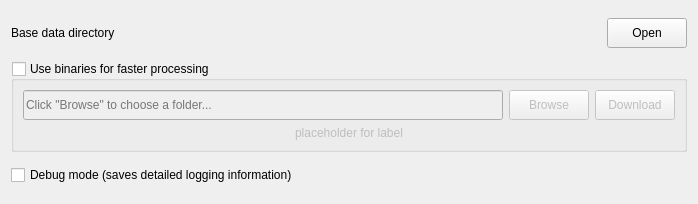
First picture: the form in LDMP/gui/WidgetSettingsAdvanced.ui, repository ConservationInternational/trends.earth, before the edit.
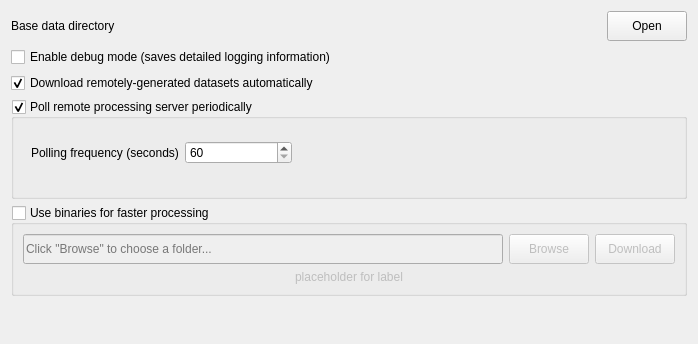
Second picture: the form after the edit. Custom widgets are drawn as their Qt base class.

Commit message:
Add settings for download and remote polling frequency (#442)
Major refactor of plugin internals in order to enable correct behavior for local and remote polling.

Features that are now working:

- Able to change remote polling frequency
- Able to enable/disable automatic download of remote results
- Able to change Trends.Earth base dir and have isolated jobs/results

```diff
--- a/LDMP/gui/WidgetSettingsAdvanced.ui
+++ b/LDMP/gui/WidgetSettingsAdvanced.ui
@@ -7,7 +7,7 @@
     <x>0</x>
     <y>0</y>
     <width>698</width>
-    <height>204</height>
+    <height>344</height>
    </rect>
   </property>
   <property name="sizePolicy">
@@ -25,7 +25,7 @@
      <item>
       <widget class="QLabel" name="label_3">
        <property name="sizePolicy">
-        <sizepolicy hsizetype="Preferred" vsizetype="Fixed">
+        <sizepolicy hsizetype="Preferred" vsizetype="Preferred">
          <horstretch>0</horstretch>
          <verstretch>0</verstretch>
         </sizepolicy>
@@ -82,9 +82,77 @@
     </layout>
    </item>
    <item>
-    <widget class="QGroupBox" name="binaries_checkbox">
+    <widget class="QCheckBox" name="debug_checkbox">
+     <property name="text">
+      <string>Enable debug mode (saves detailed logging information)</string>
+     </property>
+    </widget>
+   </item>
+   <item>
+    <widget class="QCheckBox" name="download_remote_datasets_chb">
+     <property name="text">
+      <string>Download remotely-generated datasets automatically</string>
+     </property>
+     <property name="checked">
+      <bool>true</bool>
+     </property>
+    </widget>
+   </item>
+   <item>
+    <widget class="QGroupBox" name="polling_frequency_gb">
      <property name="sizePolicy">
-      <sizepolicy hsizetype="Preferred" vsizetype="Fixed">
+      <sizepolicy hsizetype="Preferred" vsizetype="Preferred">
+       <horstretch>0</horstretch>
+       <verstretch>0</verstretch>
+      </sizepolicy>
+     </property>
+     <property name="minimumSize">
+      <size>
+       <width>0</width>
+       <height>100</height>
+      </size>
+     </property>
+     <property name="title">
+      <string>Poll remote processing server periodically</string>
+     </property>
+     <property name="checkable">
+      <bool>true</bool>
+     </property>
+     <widget class="QWidget" name="layoutWidget">
+      <property name="geometry">
+       <rect>
+        <x>20</x>
+        <y>40</y>
+        <width>261</width>
+        <height>28</height>
+       </rect>
+      </property>
+      <layout class="QHBoxLayout" name="horizontalLayout_3">
+       <item>
+        <widget class="QLabel" name="label">
+         <property name="text">
+          <string>Polling frequency (seconds)</string>
+         </property>
+        </widget>
+       </item>
+       <item>
+        <widget class="QSpinBox" name="polling_frequency_sb">
+         <property name="minimum">
+          <number>60</number>
+         </property>
+         <property name="maximum">
+          <number>3600</number>
+         </property>
+        </widget>
+       </item>
+      </layout>
+     </widget>
+    </widget>
+   </item>
+   <item>
+    <widget class="QGroupBox" name="binaries_gb">
+     <property name="sizePolicy">
+      <sizepolicy hsizetype="Preferred" vsizetype="Preferred">
        <horstretch>0</horstretch>
        <verstretch>0</verstretch>
       </sizepolicy>
@@ -198,11 +266,17 @@
     </widget>
    </item>
    <item>
-    <widget class="QCheckBox" name="debug_checkbox">
-     <property name="text">
-      <string>Debug mode (saves detailed logging information)</string>
+    <spacer name="verticalSpacer">
+     <property name="orientation">
+      <enum>Qt::Vertical</enum>
      </property>
-    </widget>
+     <property name="sizeHint" stdset="0">
+      <size>
+       <width>20</width>
+       <height>16</height>
+      </size>
+     </property>
+    </spacer>
    </item>
   </layout>
  </widget>
```
Left out of the diff: 2 changed lines with no effect on the pictures. The commit also changes 28 other files.
